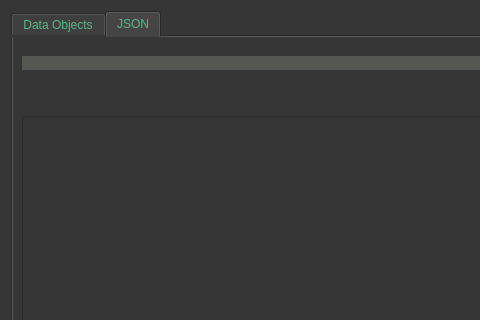
Above: irods-basicGUI/ui-files/irodsIndexPopup.ui from iBridges-for-iRODS/iBridges before the change; both pictures show x 0 to 480 and y 0 to 320 of the 1000 by 480 pixel window. Below: the same form after it.
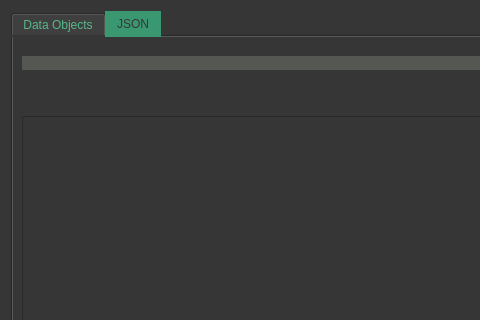
That is the form after the change. The open tabs and pages were chosen to show the change.

Diff of the .ui file:
```diff
--- a/irods-basicGUI/ui-files/irodsIndexPopup.ui
+++ b/irods-basicGUI/ui-files/irodsIndexPopup.ui
@@ -24,6 +24,12 @@
 QTabWidget
 {
 	background-color: rgb(54, 54, 54);
+	selection-background-color: rgb(58, 152, 112);
+}
+
+QTabBar::tab:top:selected {
+    background-color: rgb(58, 152, 112);
+    color: rgb(54, 54, 54);
 }
 
 QTableWidget
```
Left out of the diff: 2 changed lines with no effect on the pictures.
